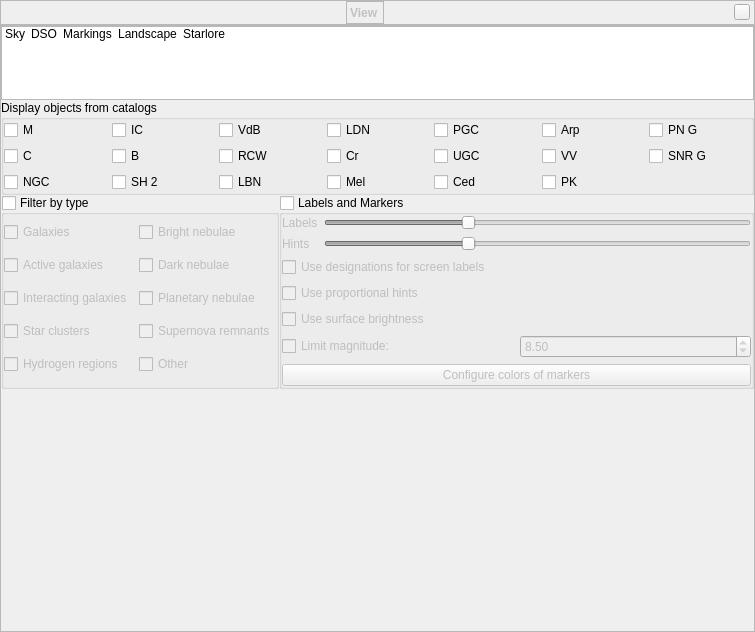
This is src/gui/viewDialog.ui in 519984307/stellarium_src as Qt 5 draws it before an edit. The edited form follows.
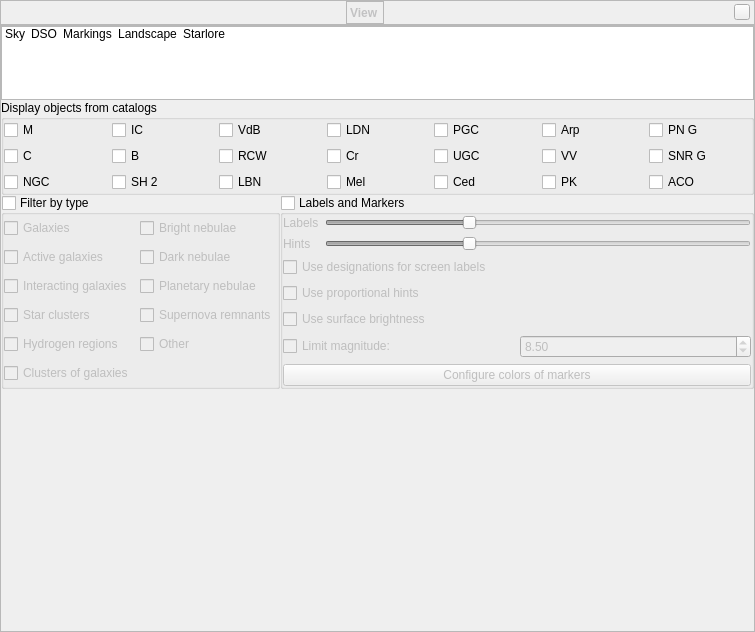
This is the edited form. The open tabs and pages were chosen to show the change. Icons and pictures are not drawn. Custom widgets are drawn as their Qt base class.

Commit message: Added support 'A catalog of rich clusters of galaxies' (Abell+, 1989)

The edit to the form file:
```diff
--- a/src/gui/viewDialog.ui
+++ b/src/gui/viewDialog.ui
@@ -1488,6 +1488,19 @@
                </attribute>
               </widget>
              </item>
+             <item row="2" column="6">
+              <widget class="QCheckBox" name="checkBoxACO">
+               <property name="toolTip">
+                <string>A catalog of rich clusters of galaxies (Abell+, 1989)</string>
+               </property>
+               <property name="text">
+                <string notr="true">ACO</string>
+               </property>
+               <attribute name="buttonGroup">
+                <string notr="true">buttonGroupDisplayedDSOCatalogs</string>
+               </attribute>
+              </widget>
+             </item>
             </layout>
            </widget>
           </item>
@@ -1634,6 +1647,16 @@
                </attribute>
               </widget>
              </item>
+             <item row="7" column="0">
+              <widget class="QCheckBox" name="checkBoxGalaxyClustersType">
+               <property name="text">
+                <string>Clusters of galaxies</string>
+               </property>
+               <attribute name="buttonGroup">
+                <string notr="true">buttonGroupDisplayedDSOTypes</string>
+               </attribute>
+              </widget>
+             </item>
             </layout>
            </widget>
           </item>
```
Left out of the diff: 4 changed lines with no effect on the pictures. The commit also changes 12 other files.
